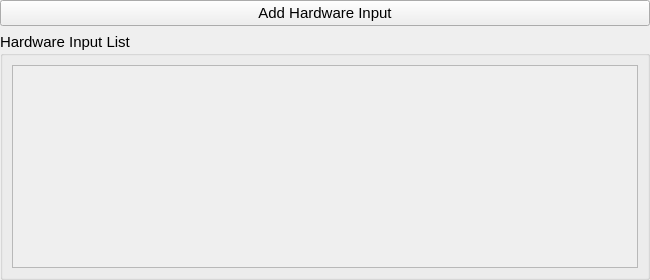
Before: the Qt Designer form modules/npccontrollermanager/npccontrollermanager_dialog.ui in tud-hri/joan, drawn with Qt 5.
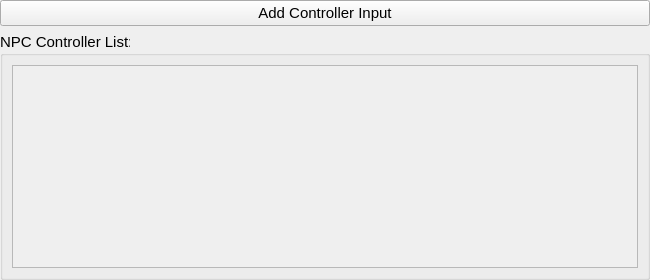
After: the same form once the commit is applied.

Commit message: finished up structure of NPC Controller manager

Diff of the .ui file:
```diff
--- a/modules/npccontrollermanager/npccontrollermanager_dialog.ui
+++ b/modules/npccontrollermanager/npccontrollermanager_dialog.ui
@@ -42,7 +42,7 @@
       </font>
      </property>
      <property name="title">
-      <string>Hardware Input List:</string>
+      <string>NPC Controller List:</string>
      </property>
      <layout class="QGridLayout" name="gridLayout_2">
       <item row="0" column="0">
@@ -93,7 +93,7 @@
       </font>
      </property>
      <property name="text">
-      <string>Add Hardware Input</string>
+      <string>Add Controller Input</string>
      </property>
     </widget>
    </item>
```
Left out of the diff: 6 changed lines with no effect on the pictures. The commit also changes 12 other files.
